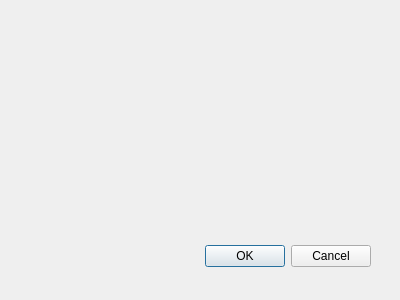
Old version of the form addtoalbumwindow.ui in the repository ForestierL/ihm.
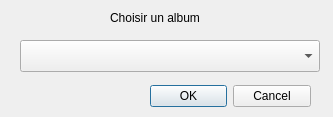
New version of the form.

Commit message: ajout fenetre addToAlbum

```diff
--- a/addtoalbumwindow.ui
+++ b/addtoalbumwindow.ui
@@ -8,8 +8,8 @@
    <rect>
     <x>0</x>
     <y>0</y>
-    <width>400</width>
-    <height>300</height>
+    <width>333</width>
+    <height>117</height>
    </rect>
   </property>
   <property name="windowTitle">
@@ -18,9 +18,9 @@
   <widget name="buttonBox" class="QDialogButtonBox">
    <property name="geometry">
     <rect>
-     <x>30</x>
-     <y>240</y>
-     <width>341</width>
+     <x>150</x>
+     <y>80</y>
+     <width>161</width>
      <height>32</height>
     </rect>
    </property>
@@ -31,6 +31,41 @@
     <set>QDialogButtonBox::Cancel|QDialogButtonBox::Ok</set>
    </property>
   </widget>
+  <widget class="QComboBox" name="albumsComboBox">
+   <property name="geometry">
+    <rect>
+     <x>20</x>
+     <y>40</y>
+     <width>300</width>
+     <height>32</height>
+    </rect>
+   </property>
+   <property name="minimumSize">
+    <size>
+     <width>300</width>
+     <height>0</height>
+    </size>
+   </property>
+   <property name="maximumSize">
+    <size>
+     <width>300</width>
+     <height>16777215</height>
+    </size>
+   </property>
+  </widget>
+  <widget class="QLabel" name="label">
+   <property name="geometry">
+    <rect>
+     <x>110</x>
+     <y>10</y>
+     <width>111</width>
+     <height>16</height>
+    </rect>
+   </property>
+   <property name="text">
+    <string>Choisir un album</string>
+   </property>
+  </widget>
  </widget>
  <pixmapfunction/>
  <resources/>
```
Left out of the diff: 9 changed lines with no effect on the pictures. The commit also changes 2 other files.
